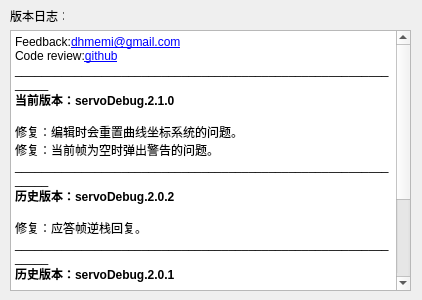
First picture: the form in source/about/about.ui, repository dhmemi/ServeDebug2.0, before the edit.
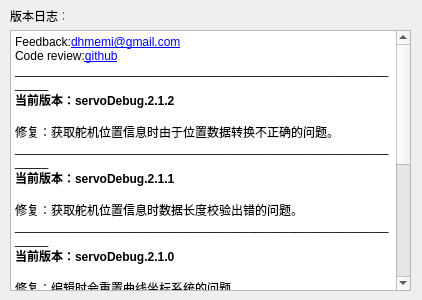
Second picture: the form after the edit.

The edit to the form file:
```diff
--- a/source/about/about.ui
+++ b/source/about/about.ui
@@ -33,6 +33,14 @@
 &lt;p style=&quot; margin-top:0px; margin-bottom:0px; margin-left:0px; margin-right:0px; -qt-block-indent:0; text-indent:0px;&quot;&gt;Feedback:&lt;a href=&quot;mailTo:dhmemi@gmail.com&quot;&gt;&lt;span style=&quot; text-decoration: underline; color:#0000ff;&quot;&gt;dhmemi@gmail.com&lt;/span&gt;&lt;/a&gt;&lt;/p&gt;
 &lt;p style=&quot; margin-top:0px; margin-bottom:0px; margin-left:0px; margin-right:0px; -qt-block-indent:0; text-indent:0px;&quot;&gt;Code review:&lt;a href=&quot;https://github.com/dhmemi/ServeDebug2.0&quot;&gt;&lt;span style=&quot; text-decoration: underline; color:#0000ff;&quot;&gt;github&lt;/span&gt;&lt;/a&gt;&lt;/p&gt;
 &lt;p style=&quot; margin-top:0px; margin-bottom:0px; margin-left:0px; margin-right:0px; -qt-block-indent:0; text-indent:0px;&quot;&gt;_____________________________________________________________&lt;/p&gt;
+&lt;p style=&quot; margin-top:0px; margin-bottom:0px; margin-left:0px; margin-right:0px; -qt-block-indent:0; text-indent:0px;&quot;&gt;&lt;span style=&quot; font-weight:600;&quot;&gt;当前版本：servoDebug.2.1.2&lt;/span&gt;&lt;/p&gt;
+&lt;p style=&quot;-qt-paragraph-type:empty; margin-top:0px; margin-bottom:0px; margin-left:0px; margin-right:0px; -qt-block-indent:0; text-indent:0px;&quot;&gt;&lt;br /&gt;&lt;/p&gt;
+&lt;p style=&quot; margin-top:0px; margin-bottom:0px; margin-left:0px; margin-right:0px; -qt-block-indent:0; text-indent:0px;&quot;&gt;修复：获取舵机位置信息时由于位置数据转换不正确的问题。&lt;/p&gt;
+&lt;p style=&quot; margin-top:0px; margin-bottom:0px; margin-left:0px; margin-right:0px; -qt-block-indent:0; text-indent:0px;&quot;&gt;_____________________________________________________________&lt;/p&gt;
+&lt;p style=&quot; margin-top:0px; margin-bottom:0px; margin-left:0px; margin-right:0px; -qt-block-indent:0; text-indent:0px;&quot;&gt;&lt;span style=&quot; font-weight:600;&quot;&gt;当前版本：servoDebug.2.1.1&lt;/span&gt;&lt;/p&gt;
+&lt;p style=&quot;-qt-paragraph-type:empty; margin-top:0px; margin-bottom:0px; margin-left:0px; margin-right:0px; -qt-block-indent:0; text-indent:0px;&quot;&gt;&lt;br /&gt;&lt;/p&gt;
+&lt;p style=&quot; margin-top:0px; margin-bottom:0px; margin-left:0px; margin-right:0px; -qt-block-indent:0; text-indent:0px;&quot;&gt;修复：获取舵机位置信息时数据长度校验出错的问题。&lt;/p&gt;
+&lt;p style=&quot; margin-top:0px; margin-bottom:0px; margin-left:0px; margin-right:0px; -qt-block-indent:0; text-indent:0px;&quot;&gt;_____________________________________________________________&lt;/p&gt;
 &lt;p style=&quot; margin-top:0px; margin-bottom:0px; margin-left:0px; margin-right:0px; -qt-block-indent:0; text-indent:0px;&quot;&gt;&lt;span style=&quot; font-weight:600;&quot;&gt;当前版本：servoDebug.2.1.0&lt;/span&gt;&lt;/p&gt;
 &lt;p style=&quot;-qt-paragraph-type:empty; margin-top:0px; margin-bottom:0px; margin-left:0px; margin-right:0px; -qt-block-indent:0; text-indent:0px;&quot;&gt;&lt;br /&gt;&lt;/p&gt;
 &lt;p style=&quot; margin-top:0px; margin-bottom:0px; margin-left:0px; margin-right:0px; -qt-block-indent:0; text-indent:0px;&quot;&gt;修复：编辑时会重置曲线坐标系统的问题。&lt;/p&gt;
@@ -48,9 +56,6 @@
 &lt;p style=&quot;-qt-paragraph-type:empty; margin-top:0px; margin-bottom:0px; margin-left:0px; margin-right:0px; -qt-block-indent:0; text-indent:0px;&quot;&gt;&lt;br /&gt;&lt;/p&gt;
 &lt;p style=&quot;-qt-paragraph-type:empty; margin-top:0px; margin-bottom:0px; margin-left:0px; margin-right:0px; -qt-block-indent:0; text-indent:0px;&quot;&gt;&lt;br /&gt;&lt;/p&gt;
 &lt;p style=&quot;-qt-paragraph-type:empty; margin-top:0px; margin-bottom:0px; margin-left:0px; margin-right:0px; -qt-block-indent:0; text-indent:0px;&quot;&gt;&lt;br /&gt;&lt;/p&gt;
-&lt;p style=&quot;-qt-paragraph-type:empty; margin-top:0px; margin-bottom:0px; margin-left:0px; margin-right:0px; -qt-block-indent:0; text-indent:0px;&quot;&gt;&lt;br /&gt;&lt;/p&gt;
-&lt;p style=&quot;-qt-paragraph-type:empty; margin-top:0px; margin-bottom:0px; margin-left:0px; margin-right:0px; -qt-block-indent:0; text-indent:0px;&quot;&gt;&lt;br /&gt;&lt;/p&gt;
-&lt;p style=&quot;-qt-paragraph-type:empty; margin-top:0px; margin-bottom:0px; margin-left:0px; margin-right:0px; -qt-block-indent:0; text-indent:0px;&quot;&gt;&lt;br /&gt;&lt;/p&gt;
 &lt;p align=&quot;center&quot; style=&quot; margin-top:0px; margin-bottom:0px; margin-left:0px; margin-right:0px; -qt-block-indent:0; text-indent:0px;&quot;&gt;Powered by &lt;a href=&quot;http://www.nwpu.edu.cn&quot;&gt;&lt;span style=&quot; text-decoration: underline; color:#0000ff;&quot;&gt;NUP-CollegeDancingRobotResearch&amp;amp;TraniningBase&lt;/span&gt;&lt;/a&gt;&lt;/p&gt;&lt;/body&gt;&lt;/html&gt;</string>
    </property>
    <property name="openLinks">
```
